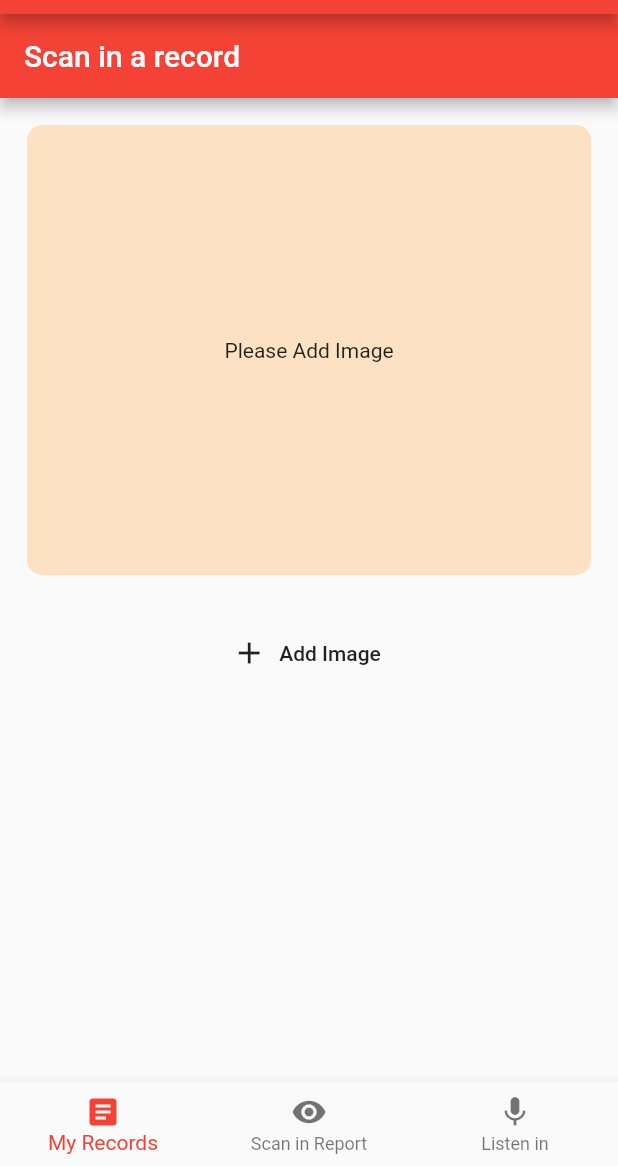
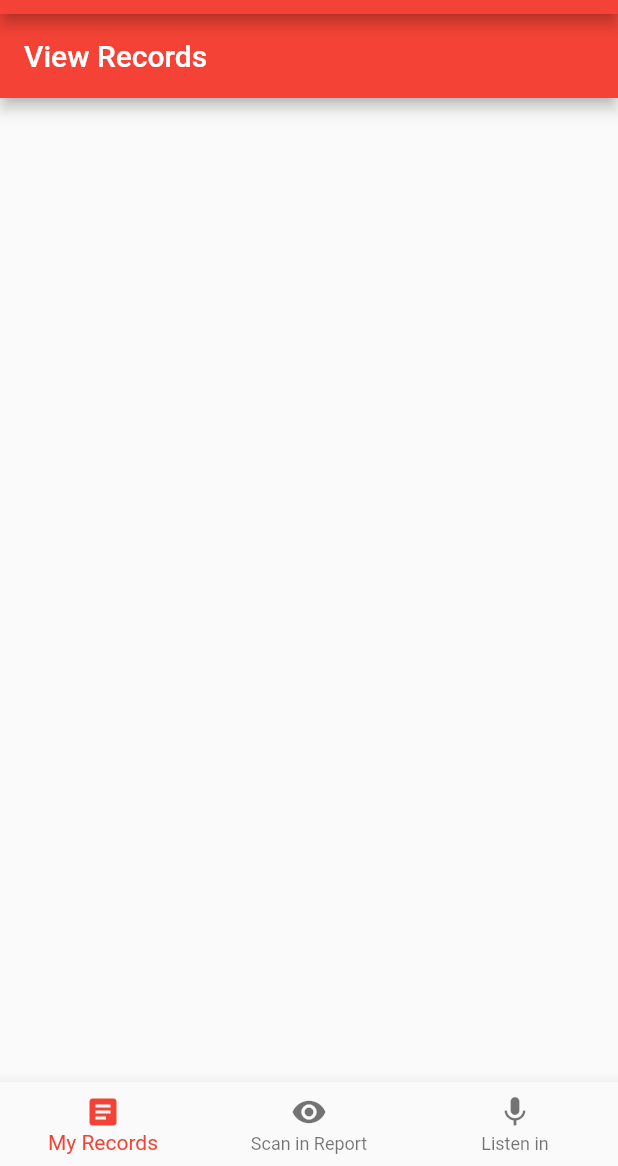
Before and after one commit to lukechn99/BoomerCare, a Flutter app: the screen it shows after launch, on a phone screen of 412 x 824 dp, the part 70-1236 px from its top. Run offline on Flutter 3.47's test engine with Material 2 defaults, Android fonts, the light colour scheme and no system bars; our stand-ins replace avatar_glow, flutter_login, image_picker, speech_to_text; missing offline and left inert: firebase_ml_vision, highlight_text; accounts and stored records are empty.

Commit message:
abstracted fileio into a utility class and implemented view docs

```diff
--- a/scriber/lib/main.dart
+++ b/scriber/lib/main.dart
@@ -2,6 +2,7 @@ import 'package:avatar_glow/avatar_glow.dart';
 import 'package:flutter/material.dart';
 import 'package:scriber/scan.dart';
 import 'package:highlight_text/highlight_text.dart';
+import 'package:scriber/viewRecords.dart';
 import 'package:speech_to_text/speech_to_text.dart' as stt;
 
 void main() {
@@ -39,7 +40,7 @@ class LandingScreen extends StatefulWidget {
 class _LandingScreenState extends State<LandingScreen> {
   int _selectedIndex = 0;
   final List<Widget> _children = [
-   ScanScreen(),
+   ViewDocs(),
    ScanScreen(),
    SpeechScreen(),
   ];
--- a/scriber/lib/scan.dart
+++ b/scriber/lib/scan.dart
@@ -1,10 +1,9 @@
-import 'dart:convert';
 import 'dart:io';
 
 import 'package:firebase_ml_vision/firebase_ml_vision.dart';
 import 'package:flutter/material.dart';
-import 'package:path_provider/path_provider.dart';
 import 'package:scriber/pickImage.dart';
+import 'package:scriber/textio.dart';
 
 const String kFileName = 'data.json';
 
@@ -19,87 +18,15 @@ class _ScanScreenState extends State<ScanScreen> {
 
   var result = "";
   File _userImageFile;
-
-  TextEditingController _controllerKey, _controllerValue;
-
-  File _filePath;
-  bool _fileExists;
-
-  Map<String, dynamic> _json = {"documents":[]};
-  String _jsonString;
-
-  Future<String> get _localPath async {
-    final directory = await getApplicationDocumentsDirectory();
-    return directory.path;
-  }
-
-  Future<File> get _localFile async {
-    final path = await _localPath;
-    return File('$path/$kFileName');
-  }
+  TextIo model;
 
   @override
   void initState()  {
     super.initState();
     // Instantiate _controllerKey and _controllerValue
-    _controllerKey = TextEditingController();
-    _controllerValue = TextEditingController();
-    print('0. Initialized _json: $_json');
-    _readJson();
-  }
-
-  void _readJson() async {
-    // Initialize _filePath
-    _filePath = await _localFile;
-
-    // 0. Check whether the _file exists
-    _fileExists = await _filePath.exists();
-    print('0. File exists? $_fileExists');
-
-    // If the _file exists->read it: update initialized _json by what's in the _file
-    if (_fileExists) {
-      try {
-        //1. Read _jsonString<String> from the _file.
-        _jsonString = await _filePath.readAsString();
-        print('1.(_readJson) _jsonString: $_jsonString');
-
-        //2. Update initialized _json by converting _jsonString<String>->_json<Map>
-        _json = jsonDecode(_jsonString);
-        print('2.(_readJson) _json: $_json \n - \n');
-      } catch (e) {
-        // Print exception errors
-        print('Tried reading _file error: $e');
-        // If encountering an error, return null
-      }
-    } else {
-      _writeJson("documents", []);
-    }
-  }
-
-  void _addToList(Map<String, dynamic> newDoc) async {
-    _json["documents"].add(newDoc);
-    _jsonString = jsonEncode(_json);
-    _filePath.writeAsString(_jsonString);
-  }
-
-  void _writeJson(String key, dynamic value) async {
-    // Initialize the local _filePath
-    //final _filePath = await _localFile;
-
-    //1. Create _newJson<Map> from input<TextField>
-    Map<String, dynamic> _newJson = {key: value};
-    print('1.(_writeJson) _newJson: $_newJson');
-
-    //2. Update _json by adding _newJson<Map> -> _json<Map>
-    _json.addAll(_newJson);
-    print('2.(_writeJson) _json(updated): $_json');
-
-    //3. Convert _json ->_jsonString
-    _jsonString = jsonEncode(_json);
-    print('3.(_writeJson) _jsonString: $_jsonString\n - \n');
-
-    //4. Write _jsonString to the _filePath
-    _filePath.writeAsString(_jsonString);
+    model = new TextIo();
+    print('0. Initialized _json: ${model.json}');
+    model.readJson();
   }
 
   recogniseText() async {
@@ -115,7 +42,7 @@ class _ScanScreenState extends State<ScanScreen> {
       }
     }
     Map<String, dynamic> document = {"title" : readText.blocks[0].text, "content": result};
-    _addToList(document);
+    model.addToList(document);
   }
 
   void _pickedImage(File image) {
--- /dev/null
+++ b/scriber/lib/viewRecords.dart
@@ -0,0 +1,51 @@
+import 'package:flutter/material.dart';
+import 'package:scriber/textio.dart';
+
+class ViewDocs extends StatefulWidget {
+  @override
+  _ViewDocsState createState() => _ViewDocsState();
+}
+
+class _ViewDocsState extends State<ViewDocs> {
+  TextIo model;
+  @override
+  void initState() {
+    super.initState();
+    // Instantiate _controllerKey and _controllerValue
+    model = new TextIo();
+    print('0. Initialized _json: ${model.json}');
+  }
+
+  @override
+  Widget build(BuildContext context) {
+    // This method is rerun every time setState is called, for instance as done
+    // by the _incrementCounter method above.
+    return Scaffold(
+        appBar: AppBar(
+          title: Text('View Records'),
+        ),
+        body: FutureBuilder<Map<String, dynamic>>(
+            future: model.readJson(),
+            builder: (context, AsyncSnapshot<Map<String, dynamic>> snapshot) {
+              if (snapshot.hasData) {
+                var entries = snapshot.data["documents"];
+                return ListView.separated(
+                  padding: const EdgeInsets.all(8),
+                  itemCount: entries.length,
+                  itemBuilder: (BuildContext context, int index) {
+                    return ExpansionTile(
+                      // height: 50,
+                      backgroundColor: Colors.redAccent[50],
+                      title: Text(entries[index]["title"]),
+                      children: [Center(child: Text('${entries[index]["content"]}'))],
+                    );
+                  },
+                  separatorBuilder: (BuildContext context, int index) =>
+                      const Divider(),
+                );
+              } else {
+                return CircularProgressIndicator();
+              }
+            }));
+  }
+}
```
Also changed, not shown: scriber/lib/textio.dart (added, +81 -0 lines).
